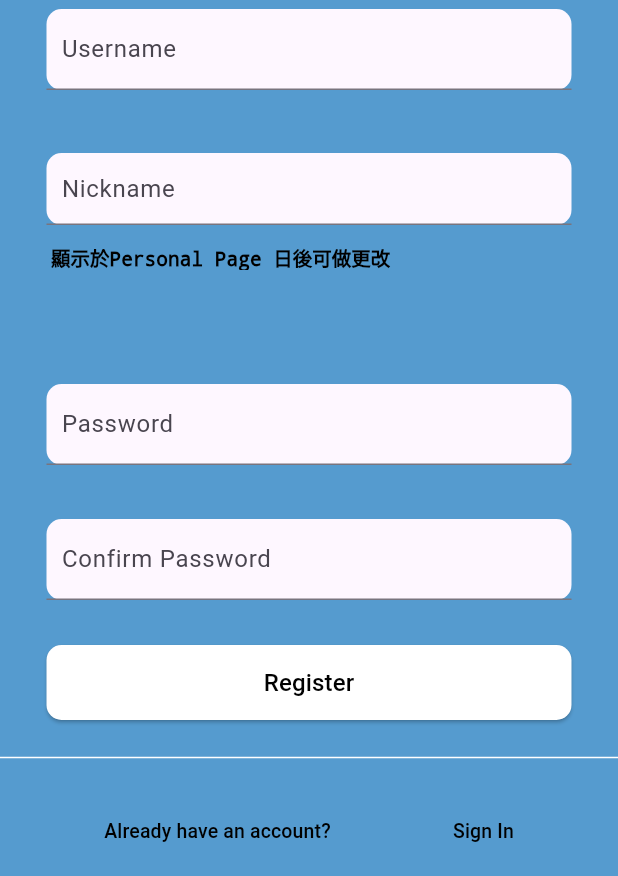
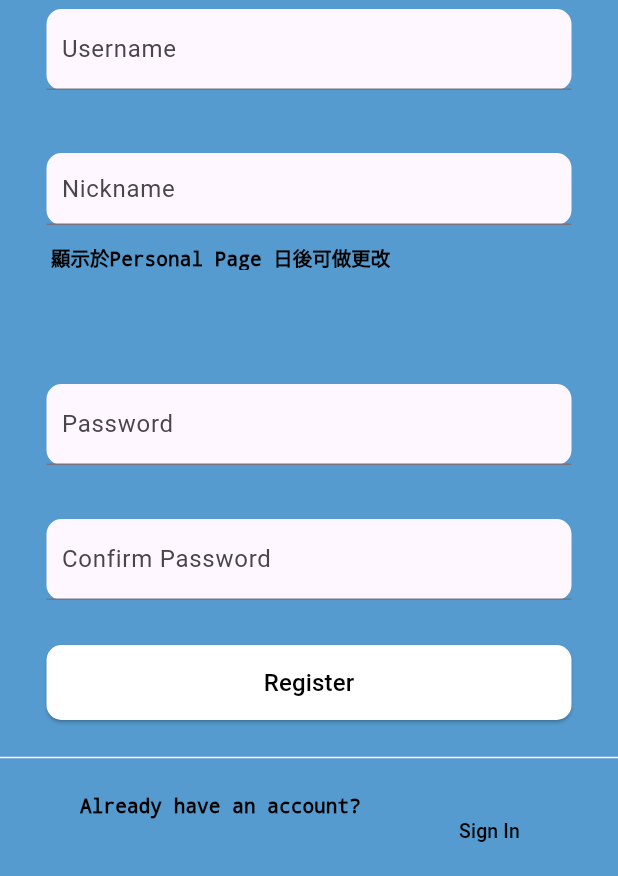
Before and after one commit to JiMoneyApp/JiMoney-Frontend, a Flutter app: the screen it shows after launch, after a tap on "Register", on a phone screen of 412 x 824 dp, the part 360-1236 px from its top. Run offline on Flutter 3.47's test engine with Material 3 defaults, Android fonts, the phone set to English and light mode, and no system bars; our stand-ins replace get_it, go_router.

Commit message:
修改routing 並為logoutafterlogin加入背景圖片

```diff
--- a/lib/Login/presentation/login_afterlogoutpage.dart
+++ b/lib/Login/presentation/login_afterlogoutpage.dart
@@ -3,6 +3,7 @@ import 'package:jimoney_frontend/Login/widget/pop_up_drawer.dart';
 
 class LoginAfterLogoutPage extends StatefulWidget {
   const LoginAfterLogoutPage({super.key});
+  static String path = "/loginafterlogout";
 
   @override
   State<LoginAfterLogoutPage> createState() => _LoginAfterLogoutPageState();
@@ -18,8 +19,10 @@ class _LoginAfterLogoutPageState extends State<LoginAfterLogoutPage> {
             alignment: AlignmentDirectional.bottomCenter,
             children: <Widget>[
               Container(
-                height: double.infinity,
-                child: Text(''),
+                height: double.maxFinite,
+                child: const Image(
+                  image: AssetImage('lib/assets/loginafterlogoutimage.png'),
+                ),
               ),
               AnimatedContainer(
                 height: 300,
--- a/lib/Login/widget/pop_up_drawer.dart
+++ b/lib/Login/widget/pop_up_drawer.dart
@@ -1,4 +1,5 @@
 import 'package:flutter/material.dart';
+import 'package:go_router/go_router.dart';
 import 'package:jimoney_frontend/Register/presentation/login_page.dart';
 import 'package:jimoney_frontend/Register/presentation/register_page.dart';
 
@@ -21,8 +22,7 @@ class PopUpDrawer extends StatelessWidget {
           SizedBox(height: 50),
           ElevatedButton(
             onPressed: () {
-              Navigator.of(context)
-                  .push(MaterialPageRoute(builder: (ctx) => RegisterPage()));
+              context.push("/register");
             },
             child: Text(
               'Register',
@@ -38,9 +38,8 @@ class PopUpDrawer extends StatelessWidget {
           ),
           SizedBox(height: 25),
           ElevatedButton(
-            onPressed: () {
-              Navigator.of(context)
-                  .push(MaterialPageRoute(builder: (ctx) => LoginPage()));
+            onPressed: () async {
+              context.push("/login");
             },
             child: Text(
               'Already have account?',
--- a/lib/Register/presentation/register_page.dart
+++ b/lib/Register/presentation/register_page.dart
@@ -1,8 +1,11 @@
 import 'package:flutter/material.dart';
+import 'package:go_router/go_router.dart';
 import 'package:jimoney_frontend/Register/presentation/login_page.dart';
 
 class RegisterPage extends StatefulWidget {
   const RegisterPage({super.key});
+
+  static String path = "/register";
 
   @override
   State<RegisterPage> createState() => _RegisterPageState();
@@ -126,23 +129,17 @@ class _RegisterPageState extends State<RegisterPage> {
             mainAxisAlignment: MainAxisAlignment.spaceEvenly,
             crossAxisAlignment: CrossAxisAlignment.start,
             children: [
-              TextButton(
-                onPressed: () {
-                  // Add your logic here
-                },
-                child: Text(
-                  "Already have an account?",
-                  style: TextStyle(
-                    decoration: TextDecoration.none,
-                    fontSize: 13,
-                    color: Colors.black,
-                  ),
+              Text(
+                "Already have an account?",
+                style: TextStyle(
+                  decoration: TextDecoration.none,
+                  fontSize: 13,
+                  color: Colors.black,
                 ),
               ),
               TextButton(
                 onPressed: () {
-                  Navigator.of(context)
-                      .push(MaterialPageRoute(builder: (ctx) => LoginPage()));
+                  context.pop();
                 },
                 child: Text(
                   "Sign In",
--- a/lib/main.dart
+++ b/lib/main.dart
@@ -1,7 +1,10 @@
 import 'package:flutter/material.dart';
+import 'package:get_it/get_it.dart';
 import 'package:jimoney_frontend/Login/presentation/login_afterlogoutpage.dart';
 import 'package:jimoney_frontend/Register/presentation/login_page.dart';
 import 'package:jimoney_frontend/Register/presentation/register_page.dart';
+import 'package:jimoney_frontend/lifecycle/app_lifecycle.dart';
+import 'package:jimoney_frontend/routing/auth_routes.dart';
 
 void main() {
   runApp(const App());
@@ -13,9 +16,7 @@ class App extends StatelessWidget {
   // This widget is the root of your application.
   @override
   Widget build(BuildContext context) {
-    return MaterialApp(
-      debugShowCheckedModeBanner: false,
-      home: LoginAfterLogoutPage(),
-    );
+    return MaterialApp.router(
+        debugShowCheckedModeBanner: false, routerConfig: authroutes);
   }
 }
--- /dev/null
+++ b/lib/routing/auth_routes.dart
@@ -0,0 +1,14 @@
+import 'package:go_router/go_router.dart';
+import 'package:jimoney_frontend/Login/presentation/login_afterlogoutpage.dart';
+import 'package:jimoney_frontend/Login/widget/pop_up_drawer.dart';
+import 'package:jimoney_frontend/Register/presentation/login_page.dart';
+import 'package:jimoney_frontend/Register/presentation/register_page.dart';
+
+final authroutes =
+    GoRouter(initialLocation: LoginAfterLogoutPage.path, routes: [
+  GoRoute(
+      path: LoginAfterLogoutPage.path, // LoginAfterLogoutPage 的 PopUpDrawer
+      builder: (_, __) => LoginAfterLogoutPage()),
+  GoRoute(path: LoginPage.path, builder: (cxt, _) => const LoginPage()),
+  GoRoute(path: RegisterPage.path, builder: (cxt, __) => const RegisterPage()),
+]);
--- a/pubspec.yaml
+++ b/pubspec.yaml
@@ -35,6 +35,8 @@ dependencies:
   # The following adds the Cupertino Icons font to your application.
   # Use with the CupertinoIcons class for iOS style icons.
   cupertino_icons: ^1.0.6
+  go_router: ^13.2.3
+  get_it: ^7.6.9
 
 dev_dependencies:
   flutter_test:
```
Also changed, not shown: lib/Register/presentation/login_page.dart (+5 -3 lines), lib/lifecycle/app_lifecycle.dart (added, +24 -0 lines), lib/assets/loginafterlogoutimage.png (added), pubspec.lock, 13 other files.
